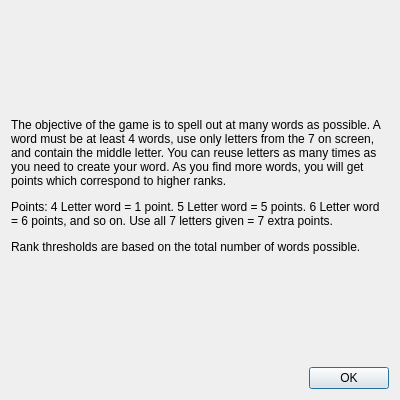
Before: the Qt Designer form BigPythonEnergy/ui/helpMenu.ui in mucsci-students/2023fa-420-BigPythonEnergy, drawn with Qt 5.
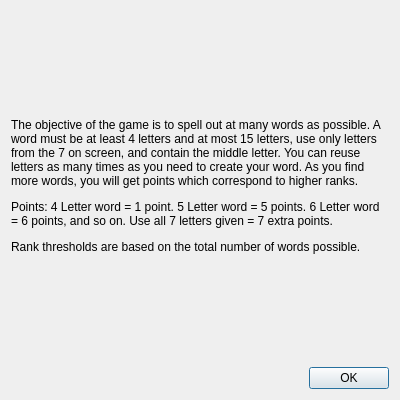
After: the same form once the commit is applied. Icons and pictures are not drawn.

Commit message:
Fixed wording in help menu
Fixed the help menu wording to properly show game elements.
Removed unnecessary icons file.

```diff
--- a/BigPythonEnergy/ui/helpMenu.ui
+++ b/BigPythonEnergy/ui/helpMenu.ui
@@ -33,7 +33,7 @@
       </font>
      </property>
      <property name="text">
-      <string>&lt;html&gt;&lt;head/&gt;&lt;body&gt;&lt;p&gt;&lt;span style=&quot; font-family:'Segoe UI'; font-size:9pt;&quot;&gt;The objective of the game is to spell out at many words as possible. A word must be at least 4 words, use only letters from the 7 on screen, and contain the middle letter. You can reuse letters as many times as you need to create your word. As you find more words, you will get points which correspond to higher ranks.&lt;/span&gt;&lt;/p&gt;&lt;p&gt;&lt;span style=&quot; font-family:'Segoe UI'; font-size:9pt;&quot;&gt;Points: 4 Letter word = 1 point. 5 Letter word = 5 points. 6 Letter word = 6 points, and so on. Use all 7 letters given = 7 extra points.&lt;/span&gt;&lt;/p&gt;&lt;p&gt;&lt;span style=&quot; font-family:'Segoe UI'; font-size:9pt;&quot;&gt;Rank thresholds are based on the total number of words possible.&lt;/span&gt;&lt;/p&gt;&lt;/body&gt;&lt;/html&gt;</string>
+      <string>&lt;html&gt;&lt;head/&gt;&lt;body&gt;&lt;p&gt;&lt;span style=&quot; font-size:9pt;&quot;&gt;The objective of the game is to spell out at many words as possible. A word must be at least 4 letters and at most 15 letters, use only letters from the 7 on screen, and contain the middle letter. You can reuse letters as many times as you need to create your word. As you find more words, you will get points which correspond to higher ranks.&lt;/span&gt;&lt;/p&gt;&lt;p&gt;&lt;span style=&quot; font-size:9pt;&quot;&gt;Points: 4 Letter word = 1 point. 5 Letter word = 5 points. 6 Letter word = 6 points, and so on. Use all 7 letters given = 7 extra points.&lt;/span&gt;&lt;/p&gt;&lt;p&gt;&lt;span style=&quot; font-size:9pt;&quot;&gt;Rank thresholds are based on the total number of words possible.&lt;/span&gt;&lt;/p&gt;&lt;/body&gt;&lt;/html&gt;</string>
      </property>
      <property name="textFormat">
       <enum>Qt::AutoText</enum>
```
The commit also changes 2 other files.
